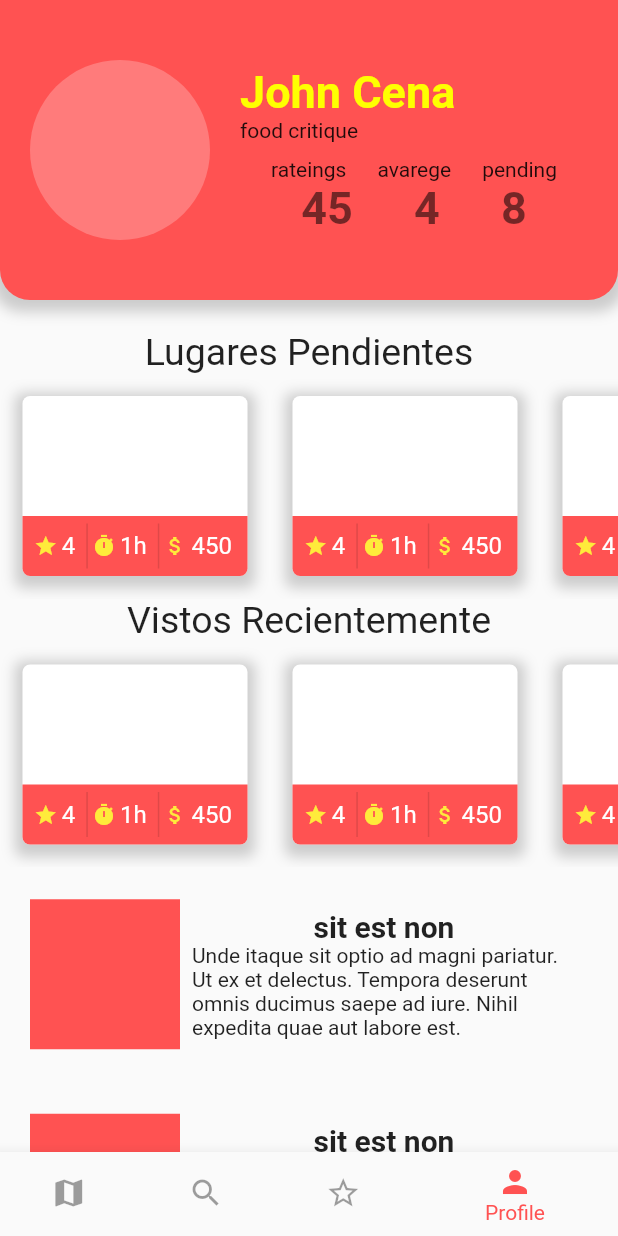
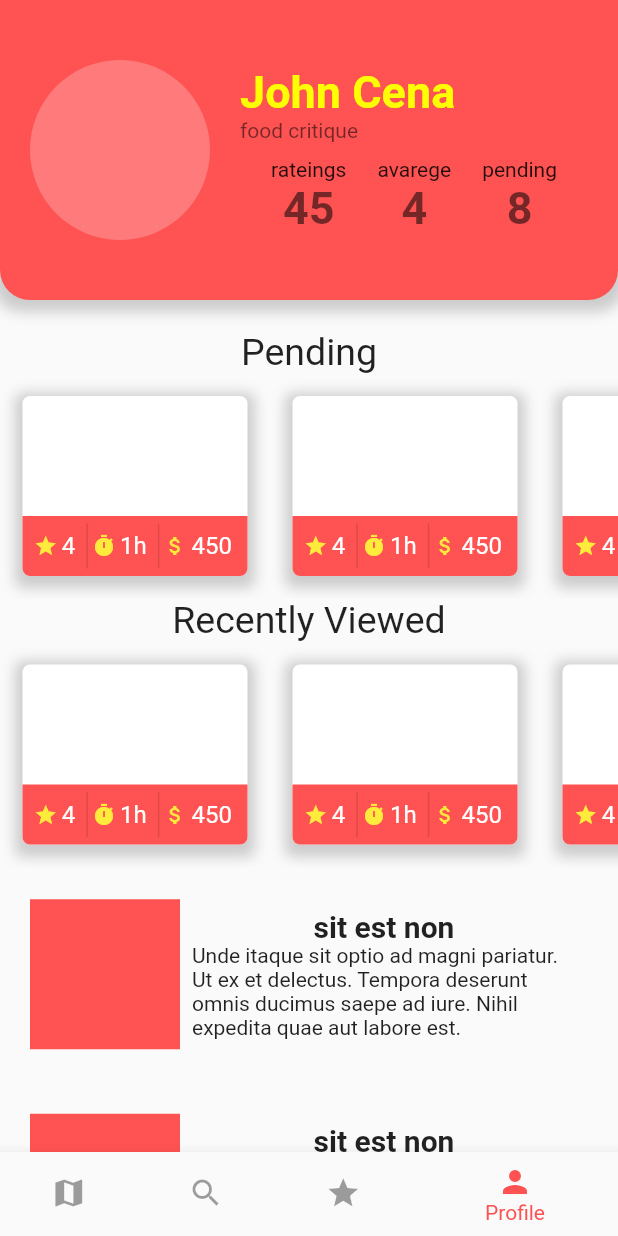
Before and after one commit to santiagoBaro/menu_app, a Flutter app: the screen it shows after launch, item 4 of the bottom bar chosen, on a phone screen of 412 x 824 dp. Run offline on Flutter 3.47's test engine with Material 2 defaults, Android fonts, the phone set to English and light mode, and no system bars; our stand-ins replace flutter_map, latlong; missing offline and left inert: flappy_search_bar.

Commit message:
added comments

```diff
--- a/lib/elements/local_carousell.dart
+++ b/lib/elements/local_carousell.dart
@@ -1,5 +1,5 @@
 import 'package:flutter/material.dart';
-import 'package:menuapp/elements/recomended_carrousel_element.dart';
+import 'local_carrousel_element.dart';
 
 class LocalCarrousel extends StatelessWidget {
   final String title;
@@ -11,6 +11,7 @@ class LocalCarrousel extends StatelessWidget {
       child: Column(
         children: [
           Text(
+            //* TITLE
             title,
             textAlign: TextAlign.left,
             style: TextStyle(
@@ -18,14 +19,15 @@ class LocalCarrousel extends StatelessWidget {
             ),
           ),
           SingleChildScrollView(
+            //* LIST OF LOCALS
             scrollDirection: Axis.horizontal,
             child: Row(
               children: [
-                RecomendedCarrousellElement(),
-                RecomendedCarrousellElement(),
-                RecomendedCarrousellElement(),
-                RecomendedCarrousellElement(),
-                RecomendedCarrousellElement(),
+                LocalCarrousellElement(),
+                LocalCarrousellElement(),
+                LocalCarrousellElement(),
+                LocalCarrousellElement(),
+                LocalCarrousellElement(),
               ],
             ),
           ),
--- a/lib/elements/recomended_carrousel_element.dart
+++ b/lib/elements/local_carrousel_element.dart
@@ -1,15 +1,12 @@
 import 'package:flutter/material.dart';
 
-class RecomendedCarrousellElement extends StatelessWidget {
-  // final String timeValue;
-  // final String starValue;
-  // final String priceValue;
-  // final IconData typeIcon;
-  const RecomendedCarrousellElement({Key key}) : super(key: key);
+class LocalCarrousellElement extends StatelessWidget {
+  const LocalCarrousellElement({Key key}) : super(key: key);
 
   @override
   Widget build(BuildContext context) {
     return Container(
+      //* CARROUSELL CARD
       height: 120,
       width: 150,
       margin: EdgeInsets.only(left: 15, top: 15, right: 15, bottom: 15),
@@ -28,9 +25,11 @@ class RecomendedCarrousellElement extends StatelessWidget {
       child: Column(
         children: [
           Container(
+            //* CARD IMAGE
             height: 80,
           ),
           Container(
+            //* CARD'S FOOTER
             height: 40,
             decoration: BoxDecoration(
               color: Colors.redAccent,
@@ -43,11 +42,13 @@ class RecomendedCarrousellElement extends StatelessWidget {
               children: [
                 Container(width: 2),
                 Icon(
+                  //* RATEING'S ICON
                   Icons.star,
                   color: Colors.yellow,
                   size: 16,
                 ),
                 Text(
+                  //* RATEINGS VALUE
                   // shows the avarage rateing
                   "4",
                   style: TextStyle(
@@ -57,16 +58,19 @@ class RecomendedCarrousellElement extends StatelessWidget {
                 ),
                 Container(width: 2),
                 Container(
+                  //* FIRST SEPARATOR
                   height: 30,
                   width: 1,
                   color: Colors.black12,
                 ),
                 Icon(
+                  //* DURATION'S ICON
                   Icons.timer,
                   color: Colors.yellow,
                   size: 16,
                 ),
                 Text(
+                  //* DURATION'S VALUE
                   // shows the avarage customar stay
                   "1h",
                   style: TextStyle(
@@ -76,16 +80,19 @@ class RecomendedCarrousellElement extends StatelessWidget {
                 ),
                 Container(width: 2),
                 Container(
+                  //* SECOND SEPARATOR
                   height: 30,
                   width: 1,
                   color: Colors.black12,
                 ),
                 Icon(
+                  //* PRICE ICON
                   Icons.attach_money,
                   color: Colors.yellow,
                   size: 16,
                 ),
                 Text(
+                  //* PRICE VALUE
                   // shows the locals avarage cost per person
                   "450",
                   style: TextStyle(
--- a/lib/elements/local_review.dart
+++ b/lib/elements/local_review.dart
@@ -10,6 +10,7 @@ class LocalReview extends StatelessWidget {
       child: Row(
         children: [
           Container(
+            //* LOCAL'S IMAGE
             height: 100,
             width: 100,
             color: Colors.redAccent,
@@ -20,10 +21,12 @@ class LocalReview extends StatelessWidget {
               child: Column(
                 children: [
                   Text(
+                    //* LOCALS NAME
                     "sit est non",
                     style: titleTextStyle,
                   ),
                   Text(
+                      //* USER'S COMMENT
                       "Unde itaque sit optio ad magni pariatur. Ut ex et delectus. Tempora deserunt omnis ducimus saepe ad iure. Nihil expedita quae aut labore est.")
                 ],
               ),
--- a/lib/elements/profile_header.dart
+++ b/lib/elements/profile_header.dart
@@ -6,6 +6,7 @@ class ProfileHeader extends StatelessWidget {
   @override
   Widget build(BuildContext context) {
     return Container(
+      //* BACKGROUND
       decoration: BoxDecoration(
         borderRadius: BorderRadius.only(
           bottomRight: Radius.circular(20.0),
@@ -30,6 +31,7 @@ class ProfileHeader extends StatelessWidget {
           mainAxisSize: MainAxisSize.max,
           children: [
             CircleAvatar(
+              //* USER'S IMAGE
               radius: 60,
               backgroundColor: Colors.white24,
             ),
@@ -39,37 +41,36 @@ class ProfileHeader extends StatelessWidget {
                 crossAxisAlignment: CrossAxisAlignment.start,
                 children: [
                   Text(
+                    //* USER'S NAME
                     "John Cena",
                     style: userNameTextStyle,
                   ),
-                  Text("food critique"),
+                  Text(
+                    //* USER'S TITLE
+                    "food critique",
+                    style: TextStyle(
+                      color: Colors.black54,
+                    ),
+                  ),
                   Container(
                     height: 10,
                   ),
                   Row(
+                    //* USERS VALUE
                     mainAxisAlignment: MainAxisAlignment.spaceEvenly,
                     mainAxisSize: MainAxisSize.max,
                     children: [
-                      Text("rateings"),
-                      Text("avarege"),
-                      Text("pending"),
-                    ],
-                  ),
-                  Row(
-                    mainAxisAlignment: MainAxisAlignment.spaceEvenly,
-                    mainAxisSize: MainAxisSize.max,
-                    children: [
-                      Text(
-                        "45",
-                        style: userValuesTextStyle,
+                      UsersValuesTag(
+                        title: "rateings",
+                        value: "45",
                       ),
-                      Text(
-                        "4",
-                        style: userValuesTextStyle,
+                      UsersValuesTag(
+                        title: "avarege",
+                        value: "4",
                       ),
-                      Text(
-                        "8",
-                        style: userValuesTextStyle,
+                      UsersValuesTag(
+                        title: "pending",
+                        value: "8",
                       ),
                     ],
                   ),
@@ -78,6 +79,27 @@ class ProfileHeader extends StatelessWidget {
             ),
           ],
         ),
+      ),
+    );
+  }
+}
+
+class UsersValuesTag extends StatelessWidget {
+  final String title;
+  final String value;
+  const UsersValuesTag({Key key, this.title, this.value}) : super(key: key);
+
+  @override
+  Widget build(BuildContext context) {
+    return Container(
+      child: Column(
+        children: [
+          Text(title),
+          Text(
+            value,
+            style: userValuesTextStyle,
+          ),
+        ],
       ),
     );
   }
--- a/lib/main.dart
+++ b/lib/main.dart
@@ -69,7 +69,7 @@ class _MyHomePageState extends State<MyHomePage> {
             title: Text('Search'),
           ),
           BottomNavigationBarItem(
-            icon: Icon(Icons.star_border),
+            icon: Icon(Icons.star),
             title: Text('Recomended'),
           ),
           BottomNavigationBarItem(
--- a/lib/pages/explore_page.dart
+++ b/lib/pages/explore_page.dart
@@ -16,11 +16,13 @@ class _ExplorePageState extends State<ExplorePage> {
     return SafeArea(
       child: FlutterMap(
         options: MapOptions(
+          //* MAPS INITIAL LOCATION ADN ZOOM
           center: LatLng(-34.92, -56.157),
           zoom: 15.0,
         ),
         layers: [
           TileLayerOptions(
+            //* MAPBOX API
             urlTemplate:
                 "https://api.mapbox.com/styles/v1/santiagobaro/ckb0x78li0kph1iqcx27d4qhx/tiles/256/{z}/{x}/{y}@2x?access_token=pk.eyJ1Ijoic2FudGlhZ29iYXJvIiwiYSI6ImNrYXp0OGp1dzAxb2oyenBtd2Z6dGgxamUifQ.bpQmu_H15SfrR8pNhpTAAA",
             additionalOptions: {
@@ -30,6 +32,7 @@ class _ExplorePageState extends State<ExplorePage> {
             },
           ),
           MarkerLayerOptions(
+            //* LIST OF MARKERS
             markers: [
               Marker(
                 width: 60.0,
--- a/lib/pages/profile_page.dart
+++ b/lib/pages/profile_page.dart
@@ -14,10 +14,10 @@ class ProfilePage extends StatelessWidget {
           ProfileHeader(),
           Container(height: 20),
           LocalCarrousel(
-            title: "Lugares Pendientes",
+            title: "Pending",
           ),
           LocalCarrousel(
-            title: "Vistos Recientemente",
+            title: "Recently Viewed",
           ),
           LocalReview(),
           LocalReview(),
--- a/lib/pages/recomended_page.dart
+++ b/lib/pages/recomended_page.dart
@@ -11,6 +11,7 @@ class RecomendedPage extends StatelessWidget {
         child: Column(
           children: [
             Container(
+              //* BANNER
               height: 200,
               margin: EdgeInsets.only(left: 30, top: 30, right: 30, bottom: 50),
               decoration: BoxDecoration(
@@ -30,11 +31,12 @@ class RecomendedPage extends StatelessWidget {
                 ],
               ),
             ),
+            //! PLACEHOLDER CARROUSELLS
             LocalCarrousel(
-              title: "Tus recomendados",
+              title: "our recomendations for you",
             ),
             LocalCarrousel(
-              title: "Comida rapida",
+              title: "fast food",
             ),
             LocalCarrousel(
               title: "Pasta",
@@ -43,7 +45,7 @@ class RecomendedPage extends StatelessWidget {
               title: "Pizza",
             ),
             LocalCarrousel(
-              title: "Salida romantica",
+              title: "romantic night-out",
             ),
           ],
         ),
```
Also changed, not shown: lib/elements/map_marker.dart (+7 -0 lines).
